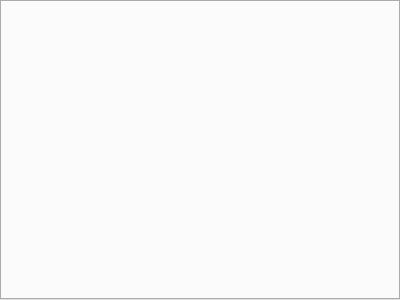
Above: src/gui/tabwidget.ui from GavriloviciEduard/Asclepios-DICOM-Viewer before the change. Below: the same form after it.
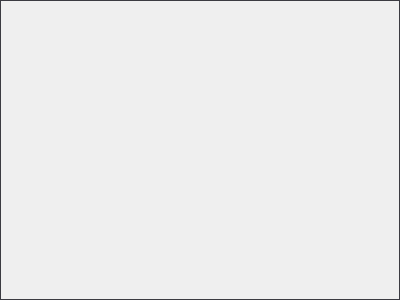
That is the form after the change.

What changed in the file:
```diff
--- a/src/gui/tabwidget.ui
+++ b/src/gui/tabwidget.ui
@@ -13,6 +13,12 @@
   <property name="windowTitle">
    <string>TabWidget</string>
   </property>
+  <property name="styleSheet">
+   <string notr="true">QTabWidget::pane 
+{
+ 	border: 0.5px solid #3b3b41;
+ }</string>
+  </property>
   <layout class="QVBoxLayout" name="verticalLayout">
    <property name="spacing">
     <number>0</number>
```
